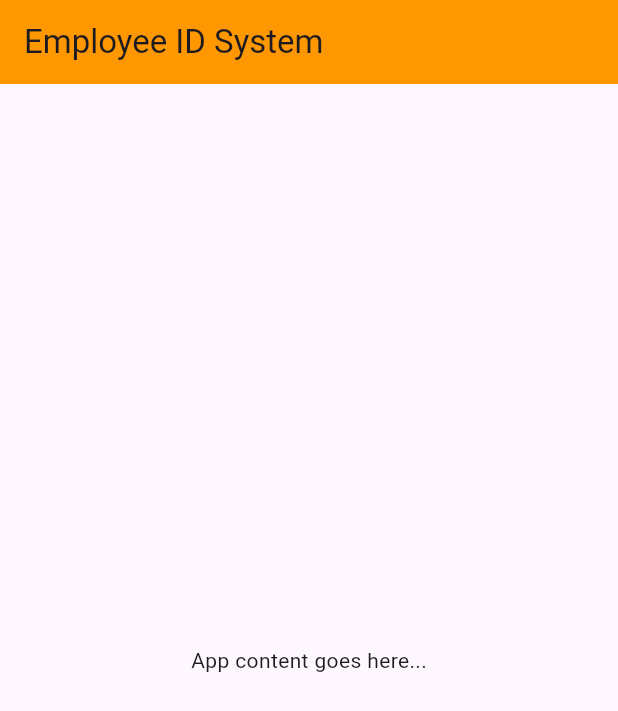
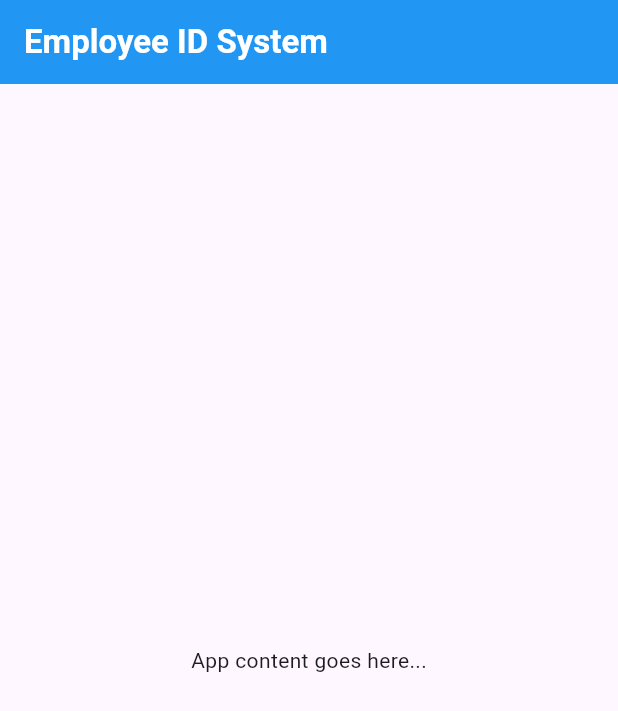
Before and after one commit to nyamajiwa-blessing/employee_user_app, a Flutter app: the screen it shows after launch, on a phone screen of 412 x 824 dp. Shown: the top 711 px of the screen. Run offline on Flutter 3.47's test engine with Material 3 defaults, Android fonts, the phone set to English and light mode, and no system bars.

```diff
--- a/lib/home_screen.dart
+++ b/lib/home_screen.dart
@@ -7,8 +7,12 @@ class HomeScreen extends StatelessWidget {
   Widget build(BuildContext context) {
     return Scaffold(
       appBar: AppBar(
-        title: const Text('Employee ID System'),
-        backgroundColor: Colors.orange,
+        title: const Text('Employee ID System', style: TextStyle(
+          color: Colors.white,
+          fontWeight: FontWeight.bold,
+        ),
+        textAlign: TextAlign.center),
+        backgroundColor: Colors.blue,
       ),
       body: const Center(
         child: Text('App content goes here...'),
--- a/lib/main.dart
+++ b/lib/main.dart
@@ -64,13 +64,13 @@ class _SplashScreenState extends State<SplashScreen> {
                 const Text("Employee Identification App", textAlign: TextAlign.center, style: TextStyle(
                   color: Colors.black,
                   fontWeight: FontWeight.bold,
-                  fontSize: 18,
+                  fontSize: 22,
                   ),
                 ),
               ],
             ),
             const CircularProgressIndicator(
-              valueColor: AlwaysStoppedAnimation<Color>(Colors.orange),
+              valueColor: AlwaysStoppedAnimation<Color>(Colors.black),
             )
           ],
         ),
```
